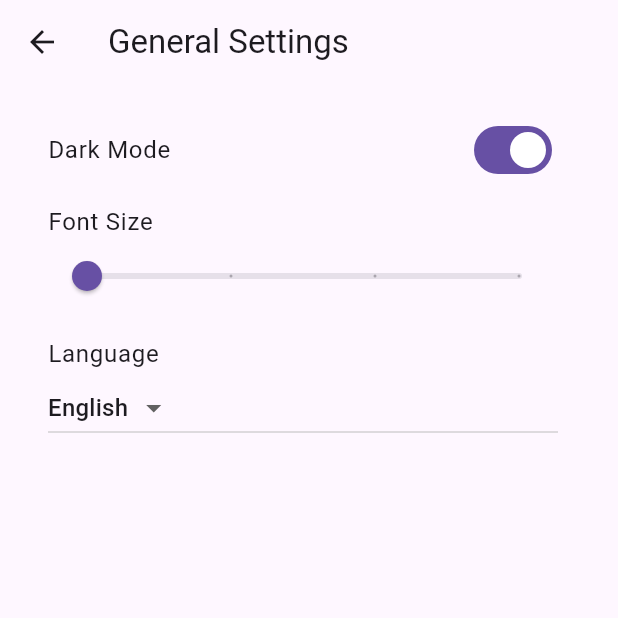
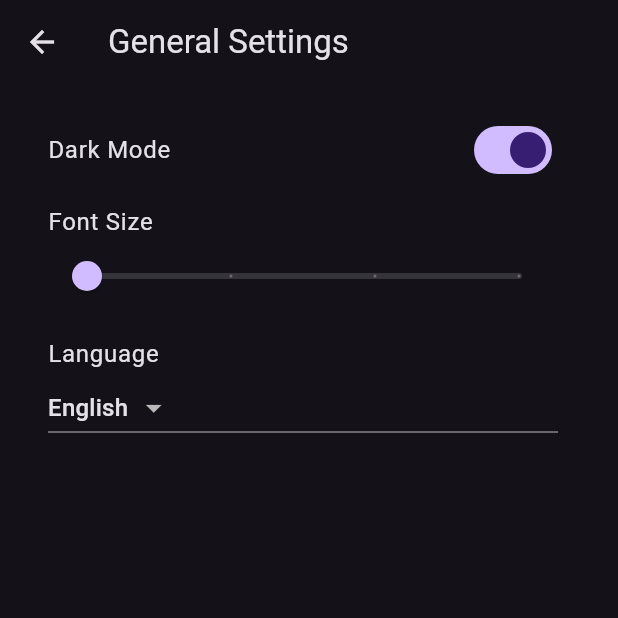
Before and after one commit to Nesarahmadmorady1379/Attendanceapp_by_flutter, a Flutter app: the GeneralSettingScreen screen opened directly, after a tap on "Dark Mode", on a phone screen of 412 x 824 dp, the top half of it. Run offline on Flutter 3.47's test engine with Material 3 defaults, Android fonts, the phone set to English and light mode, and no system bars; our stand-ins replace csv, file_picker, flutter_riverpod, shared_preferences, sqflite; accounts and stored records are empty.

Commit message:
applying the state to the mode of app and font size using reverpod

```diff
--- /dev/null
+++ b/lib/Providers/Fontsizeprovider.dart
@@ -0,0 +1,28 @@
+import 'package:flutter_riverpod/flutter_riverpod.dart';
+import 'package:shared_preferences/shared_preferences.dart';
+
+class FontSizeNotifier extends StateNotifier<double> {
+  FontSizeNotifier() : super(14.0) {
+    // Initial font size set to 14.0
+    _loadFontSize();
+  }
+
+  // Load font size from SharedPreferences
+  Future<void> _loadFontSize() async {
+    SharedPreferences prefs = await SharedPreferences.getInstance();
+    final savedFontSize = prefs.getDouble('fontSize') ?? 14.0;
+    state = savedFontSize;
+  }
+
+  // Set a new font size and save it to SharedPreferences
+  Future<void> setFontSize(double newSize) async {
+    state = newSize;
+    SharedPreferences prefs = await SharedPreferences.getInstance();
+    await prefs.setDouble('fontSize', newSize);
+  }
+}
+
+// Provider for the font size
+final fontSizeProvider = StateNotifierProvider<FontSizeNotifier, double>((ref) {
+  return FontSizeNotifier();
+});
--- /dev/null
+++ b/lib/Providers/Theamnotifire.dart
@@ -0,0 +1,29 @@
+import 'package:flutter/material.dart';
+import 'package:flutter_riverpod/flutter_riverpod.dart';
+import 'package:shared_preferences/shared_preferences.dart';
+
+class ThemeNotifier extends StateNotifier<ThemeMode> {
+  ThemeNotifier() : super(ThemeMode.light) {
+    _loadTheme();
+  }
+
+  // Load theme mode from SharedPreferences
+  Future<void> _loadTheme() async {
+    SharedPreferences prefs = await SharedPreferences.getInstance();
+    final isDarkMode = prefs.getBool('darkMode') ?? false;
+    state = isDarkMode ? ThemeMode.dark : ThemeMode.light;
+  }
+
+  // Toggle and save theme mode
+  Future<void> toggleTheme() async {
+    SharedPreferences prefs = await SharedPreferences.getInstance();
+    final isDarkMode = state == ThemeMode.light;
+    state = isDarkMode ? ThemeMode.dark : ThemeMode.light;
+    await prefs.setBool('darkMode', isDarkMode);
+  }
+}
+
+// StateNotifierProvider exposes the ThemeNotifier
+final themeProvider = StateNotifierProvider<ThemeNotifier, ThemeMode>((ref) {
+  return ThemeNotifier();
+});
--- a/lib/Screens/AttendanceFolder/Attendance_Screen.dart
+++ b/lib/Screens/AttendanceFolder/Attendance_Screen.dart
@@ -29,7 +29,8 @@ class _AttendanceOverviewPageState extends State<AttendancePage> {
 
   // Load attendance data from the database
   void _loadAttendances() async {
-    attendances = await dbHelper.getAttendances();
+    attendances =
+        await dbHelper.getAttendancesbydepartment(widget.departmentName);
     setState(() {});
   }
 
--- a/lib/Screens/Subjects_Screen.dart
+++ b/lib/Screens/Subjects_Screen.dart
@@ -58,7 +58,6 @@ class _SubjectsPageState extends State<SubjectsPage> {
     return Scaffold(
       appBar: AppBar(
         title: Text('${widget.departmentName} Subjects'),
-        backgroundColor: Colors.blueAccent,
       ),
       body: ListView.builder(
         itemCount: subjects.length,
--- a/lib/Screens/settingsFolder/General_Setting_Screen.dart
+++ b/lib/Screens/settingsFolder/General_Setting_Screen.dart
@@ -1,72 +1,54 @@
+import 'package:attendanceapp/Providers/Fontsizeprovider.dart';
+import 'package:attendanceapp/Providers/Theamnotifire.dart';
 import 'package:flutter/material.dart';
+import 'package:flutter_riverpod/flutter_riverpod.dart';
 import 'package:shared_preferences/shared_preferences.dart';
 
-class GeneralSettingScreen extends StatefulWidget {
+class GeneralSettingScreen extends ConsumerStatefulWidget {
   @override
   _GeneralSettingScrennState createState() => _GeneralSettingScrennState();
 }
 
-class _GeneralSettingScrennState extends State<GeneralSettingScreen> {
-  bool isDarkMode = false;
+class _GeneralSettingScrennState extends ConsumerState<GeneralSettingScreen> {
   double fontSize = 14;
   String language = 'English';
 
-  _toggleDarkMode() async {
+  @override
+  void initState() {
+    super.initState();
+    _loadSettings();
+  }
+
+  Future<void> _loadSettings() async {
     SharedPreferences prefs = await SharedPreferences.getInstance();
+    double savedFontSize = prefs.getDouble('fontSize') ?? 14;
+    String savedLanguage = prefs.getString('language') ?? 'English';
+
     setState(() {
-      isDarkMode = !isDarkMode;
-      prefs.setBool('darkMode', isDarkMode);
+      fontSize = savedFontSize;
+      language = savedLanguage;
     });
   }
 
-  _changeFontSize(double value) async {
+  void _changeFontSize(double value) async {
+    // ref.read(fontSizeProvider.notifier).setFontSize(value);
     SharedPreferences prefs = await SharedPreferences.getInstance();
-    fontSize = value;
-    await prefs.setDouble('fontSize', fontSize);
-    setState(() {});
+    await prefs.setDouble('fontSize', value);
   }
 
-  _changeLanguage(String newLanguage) async {
+  void _changeLanguage(String newLanguage) async {
     SharedPreferences prefs = await SharedPreferences.getInstance();
-    language = newLanguage;
+    setState(() {
+      language = newLanguage;
+    });
     await prefs.setString('language', language);
-    setState(() {});
-  }
-
-  _getCurrentDarkMode() async {
-    SharedPreferences pref = await SharedPreferences.getInstance();
-    setState(() {
-      bool? temp = pref.getBool("darkMode");
-      isDarkMode = temp ?? false;
-    });
-  }
-
-  _getCurrentFontSize() async {
-    SharedPreferences pref = await SharedPreferences.getInstance();
-    setState(() {
-      double? temp = pref.getDouble("fontSize");
-      fontSize = temp ?? 12;
-    });
-  }
-
-  _getCurrentLangauage() async {
-    SharedPreferences pref = await SharedPreferences.getInstance();
-    setState(() {
-      String? temp = pref.getString("language");
-      language = temp ?? language;
-    });
-  }
-
-  @override
-  void initState() {
-    _getCurrentDarkMode();
-    _getCurrentFontSize();
-    _getCurrentLangauage();
-    super.initState();
   }
 
   @override
   Widget build(BuildContext context) {
+    bool isDarkMode = ref.watch(themeProvider) == ThemeMode.dark;
+    double fontSize = ref.watch(fontSizeProvider); // Watch the theme state
+
     return Scaffold(
       appBar: AppBar(title: Text('General Settings')),
       body: Padding(
@@ -75,14 +57,11 @@ class _GeneralSettingScrennState extends State<GeneralSettingScreen> {
           children: [
             SwitchListTile(
               title: Text('Dark Mode'),
-              value: isDarkMode,
-              onChanged: (value) async {
-                SharedPreferences prefs = await SharedPreferences.getInstance();
-                isDarkMode = !isDarkMode;
-                await prefs.setBool('darkMode', isDarkMode);
-                setState(() {
-                  print(isDarkMode);
-                });
+              value: isDarkMode, // Use Riverpod state for dark mode
+              onChanged: (value) {
+                ref
+                    .read(themeProvider.notifier)
+                    .toggleTheme(); // Toggle theme using provider
               },
             ),
             ListTile(
@@ -91,8 +70,11 @@ class _GeneralSettingScrennState extends State<GeneralSettingScreen> {
                 divisions: 3,
                 value: fontSize,
                 min: 12,
-                max: 24,
-                onChanged: (value) => _changeFontSize(value),
+                max: 34,
+                onChanged: (value) {
+                  // Update font size using FontSizeNotifier provider
+                  ref.read(fontSizeProvider.notifier).setFontSize(value);
+                },
               ),
             ),
             ListTile(
--- a/lib/Screens/settingsFolder/Setting_Screen.dart
+++ b/lib/Screens/settingsFolder/Setting_Screen.dart
@@ -106,7 +106,6 @@ class _SettingpageState extends State<Settingpage> {
     return Scaffold(
       appBar: AppBar(
         title: Text('Settings'),
-        backgroundColor: Colors.blueAccent,
       ),
       body: Padding(
         padding: const EdgeInsets.all(10.0),
--- a/lib/Screens/studentFolder/Students_Screen.dart
+++ b/lib/Screens/studentFolder/Students_Screen.dart
@@ -49,7 +49,6 @@ class _StudentPageState extends State<StudentPage> {
     return Scaffold(
       appBar: AppBar(
         title: Text('${widget.departmentName} Students'),
-        backgroundColor: Colors.blueAccent,
       ),
       body: students.isEmpty
           ? Center(child: Text('No students added yet'))
--- a/lib/main.dart
+++ b/lib/main.dart
@@ -1,35 +1,31 @@
+import 'package:attendanceapp/Providers/Theamnotifire.dart';
 import 'package:attendanceapp/Screens/Hom_Screen.dart';
 import 'package:attendanceapp/Screens/Splash_Screen.dart';
 import 'package:flutter/material.dart';
-import 'package:shared_preferences/shared_preferences.dart';
+import 'package:flutter_riverpod/flutter_riverpod.dart';
 
-void main() async {
-  WidgetsFlutterBinding.ensureInitialized();
-  SharedPreferences prefs = await SharedPreferences.getInstance();
-
-  // Get the stored values or set defaults
-  bool isDarkMode = prefs.getBool('darkMode') ?? false;
-  double fontSize = prefs.getDouble('fontSize') ?? 14;
-
-  runApp(MyApp(isDarkMode: isDarkMode, fontSize: fontSize));
+void main() {
+  runApp(
+    ProviderScope(
+      child: MyApp(),
+    ),
+  );
 }
 
-class MyApp extends StatelessWidget {
-  final bool isDarkMode;
-  final double fontSize;
+class MyApp extends ConsumerWidget {
+  @override
+  Widget build(BuildContext context, WidgetRef ref) {
+    final themeMode = ref.watch(themeProvider);
 
-  const MyApp({Key? key, required this.isDarkMode, required this.fontSize})
-      : super(key: key);
-
-  @override
-  Widget build(BuildContext context) {
     return MaterialApp(
-      debugShowCheckedModeBanner: false,
-      theme: isDarkMode ? ThemeData.dark() : ThemeData.light(),
+      title: 'Attendance App',
+      theme: ThemeData.light(), // Light theme
+      darkTheme: ThemeData.dark(), // Dark theme
+      themeMode: themeMode, // Use theme mode from provider
       routes: {
         '/': (context) => splashscreen(),
         '/home': (context) => Homepage(),
-      },
+      }, // Your home page
     );
   }
 }
--- a/pubspec.yaml
+++ b/pubspec.yaml
@@ -19,6 +19,7 @@ dependencies:
   file_picker: ^8.1.2
   csv: ^6.0.0
   intl: ^0.19.0
+  flutter_riverpod: ^2.6.1
 
 
 dev_dependencies:
```
Also changed, not shown: lib/Databasehelpers/Attendancedatabasehelper.dart (+21 -3 lines), lib/Screens/AttendanceFolder/Take_Attendance_Screen.dart (+0 -10 lines), lib/Screens/Department_Screen.dart (+7 -5 lines), lib/Screens/Hom_Screen.dart (+3 -11 lines), pubspec.lock.
